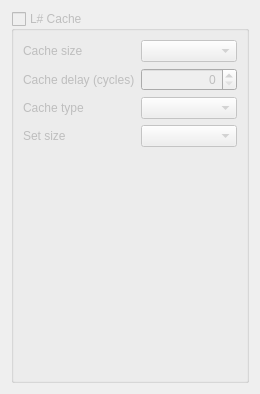
The window that src/cachesetupwidget.ui (mortbopet/Ripes) describes before a commit, drawn with Qt 5.
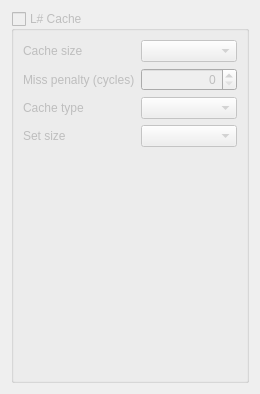
The same window after the commit.

Commit message: Set correct size stretching for register widget

Diff of the .ui file:
```diff
--- a/src/cachesetupwidget.ui
+++ b/src/cachesetupwidget.ui
@@ -58,7 +58,7 @@
           <item row="2" column="0">
            <widget class="QLabel" name="label_3">
             <property name="text">
-             <string>Cache delay (cycles)</string>
+             <string>Miss penalty (cycles)</string>
             </property>
            </widget>
           </item>
```
The commit also changes 2 other files.
